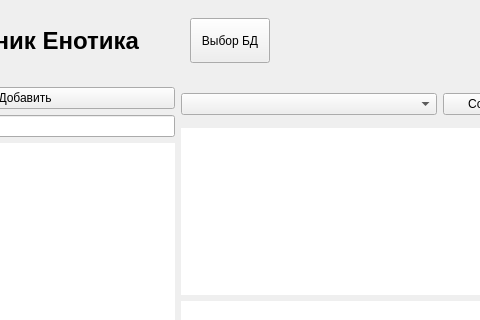
Before: the Qt Designer form main.ui in winchik65/enotik_diary, drawn with Qt 5; both pictures show x 134 to 614 and y 0 to 320 of the 816 by 486 pixel window.
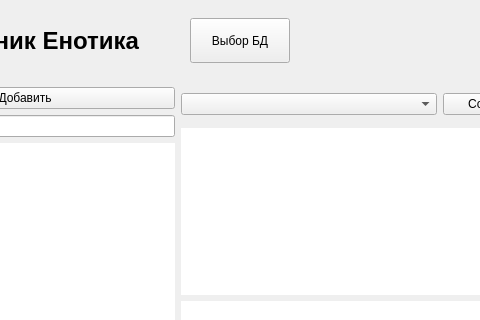
After: the same form once the commit is applied. Icons and pictures are not drawn.

The edit to the form file:
```diff
--- a/main.ui
+++ b/main.ui
@@ -111,14 +111,20 @@
           <number>1</number>
          </property>
          <layout class="QHBoxLayout" name="horizontalLayout_4">
-          <item alignment="Qt::AlignLeft">
+          <item>
            <widget class="QPushButton" name="selDB">
             <property name="minimumSize">
              <size>
-              <width>0</width>
+              <width>100</width>
               <height>45</height>
              </size>
             </property>
+            <property name="maximumSize">
+             <size>
+              <width>100</width>
+              <height>16777215</height>
+             </size>
+            </property>
             <property name="text">
              <string>Выбор БД</string>
             </property>
@@ -134,6 +140,13 @@
             </property>
            </widget>
           </item>
+          <item>
+           <widget class="QLabel" name="db_name">
+            <property name="text">
+             <string/>
+            </property>
+           </widget>
+          </item>
          </layout>
         </widget>
        </item>
```
